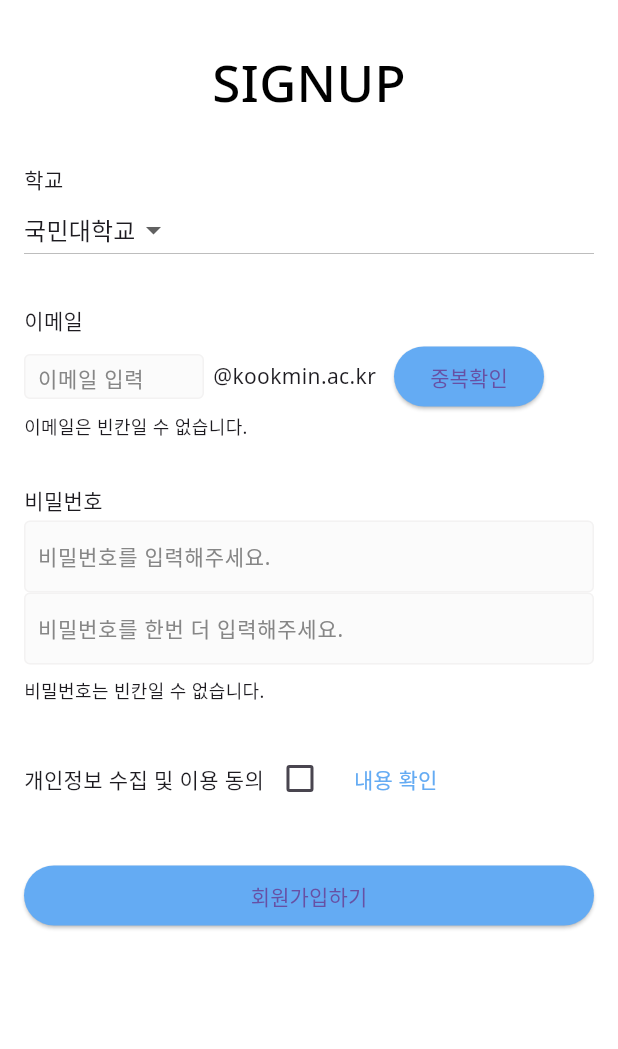
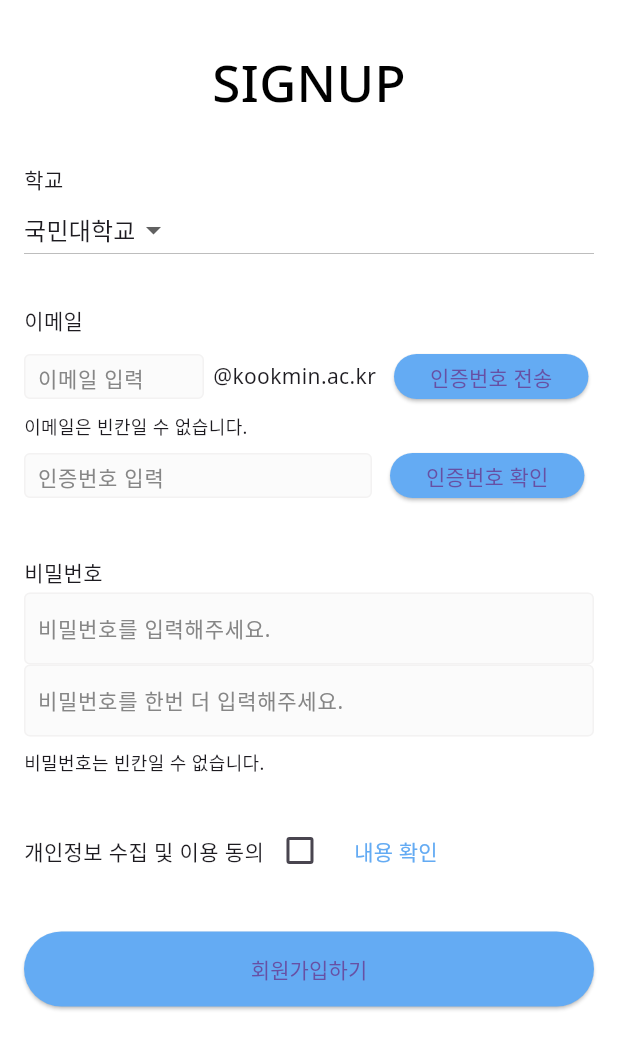
Before and after one commit to jia5232/KIRI_Frontend, a Flutter app: the screen it shows after launch, on a phone screen of 412 x 824 dp. Shown: the top 1049 px of the screen. Run offline on Flutter 3.47's test engine with Material 3 defaults, Android fonts, the phone set to English and light mode, and no system bars.

Commit message:
feat: add email authentication field

```diff
--- a/lib/user/view/signup_screen.dart
+++ b/lib/user/view/signup_screen.dart
@@ -16,13 +16,16 @@ class _SignupScreenState extends State<SignupScreen> {
   String email_prefix = '';
   final email_suffix = {'국민대학교': '@kookmin.ac.kr', '세종대학교': '@sejong.ac.kr'};
   String email = '';
+  String key = ''; // 서버에서 받아올 이메일 인증번호
+  String inputKey = ''; // 사용자가 입력할 이메일 인증번호
   String password = '';
   String password2 = '';
   bool isAccept = false;
 
   //이메일, 비밀번호 검증
   bool isEmailNull = true;
-  bool isEmailDuplicated = false; //이메일 중복 작업해야 함.
+  bool isEmailDuplicated = false; //true로 두고 이메일 중복 작업해야 함.
+  bool isEmailAuthenticated = true; // false로 두고 이메일 인증 작업해야 함.
   bool isPasswordNull = true;
   bool isPasswordDifferent = false;
 
@@ -102,10 +105,15 @@ class _SignupScreenState extends State<SignupScreen> {
                     ElevatedButton(
                       style: ElevatedButton.styleFrom(
                         backgroundColor: PRIMARY_COLOR,
-                        fixedSize: Size(100.0, 20.0),
+                        minimumSize: Size(100.0, 30.0),
                       ),
-                      onPressed: () {},
-                      child: Text('중복확인'),
+                      onPressed: () {
+                        // 인증번호 전송 api
+                        // 중복 이메일 -> 이미 가입된 이메일입니다.
+                        // 신규 이메일 -> 서버에서 인증번호를 받아 저장해둔다.
+                        // key = 서버에서 발급한 인증번호.
+                      },
+                      child: Text('인증번호 전송'),
                     ),
                   ],
                 ),
@@ -116,6 +124,34 @@ class _SignupScreenState extends State<SignupScreen> {
                       fontSize: 12.0,
                     ),
                   ),
+                Row(
+                  children: [
+                    SizedBox(
+                      width: 232,
+                      height: 30,
+                      child: CustomTextFormField(
+                        hintText: '인증번호 입력',
+                        onChanged: (String value) {
+                          inputKey = value;
+                          setState(() {
+                            isEmailAuthenticated = key==inputKey ? true : false;
+                          });
+                        },
+                      ),
+                    ),
+                    SizedBox(width: 12.0),
+                    ElevatedButton(
+                      style: ElevatedButton.styleFrom(
+                        backgroundColor: PRIMARY_COLOR,
+                        minimumSize: Size(100.0, 30.0),
+                      ),
+                      onPressed: () {
+                        // 인증번호 확인 api
+                      },
+                      child: Text('인증번호 확인'),
+                    ),
+                  ],
+                ),
                 SizedBox(height: 30.0),
                 Text('비밀번호'),
                 SizedBox(height: 4.0),
@@ -181,6 +217,7 @@ class _SignupScreenState extends State<SignupScreen> {
                     TextButton(
                         style: ElevatedButton.styleFrom(
                           foregroundColor: PRIMARY_COLOR,
+                          minimumSize: Size(80.0, 30.0),
                         ),
                         onPressed: () {
                           showDialog(
@@ -213,6 +250,10 @@ class _SignupScreenState extends State<SignupScreen> {
                 ElevatedButton(
                   style: ElevatedButton.styleFrom(
                     backgroundColor: PRIMARY_COLOR,
+                    minimumSize: Size(
+                      MediaQuery.of(context).size.width,
+                      50.0,
+                    ),
                   ),
                   onPressed: () {
                     if (!isEmailNull &&
```
